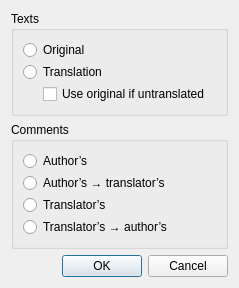
The window that UTranslator/FmExtractOriginal.ui (Mercury13/utranslator) describes before a commit, drawn with Qt 5.
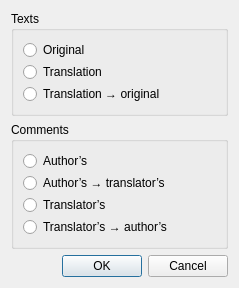
The same window after the commit.

Commit message: EcArray; :) #58 extract original

Patch:
```diff
--- a/UTranslator/FmExtractOriginal.ui
+++ b/UTranslator/FmExtractOriginal.ui
@@ -7,7 +7,7 @@
     <x>0</x>
     <y>0</y>
     <width>239</width>
-    <height>257</height>
+    <height>255</height>
    </rect>
   </property>
   <property name="windowTitle">
@@ -38,18 +38,11 @@
        </widget>
       </item>
       <item>
-       <layout class="QHBoxLayout" name="horizontalLayout">
-        <property name="leftMargin">
-         <number>20</number>
-        </property>
-        <item>
-         <widget class="QCheckBox" name="chkUseOriginal">
+       <widget class="QRadioButton" name="radioChanTranslOrig">
           <property name="text">
-           <string>Use original if untranslated</string>
-          </property>
-         </widget>
-        </item>
-       </layout>
+         <string>Translation → original</string>
+        </property>
+       </widget>
       </item>
      </layout>
     </widget>
```
Lines whose indentation alone changed are shown as unchanged. The commit also changes 11 other files.
